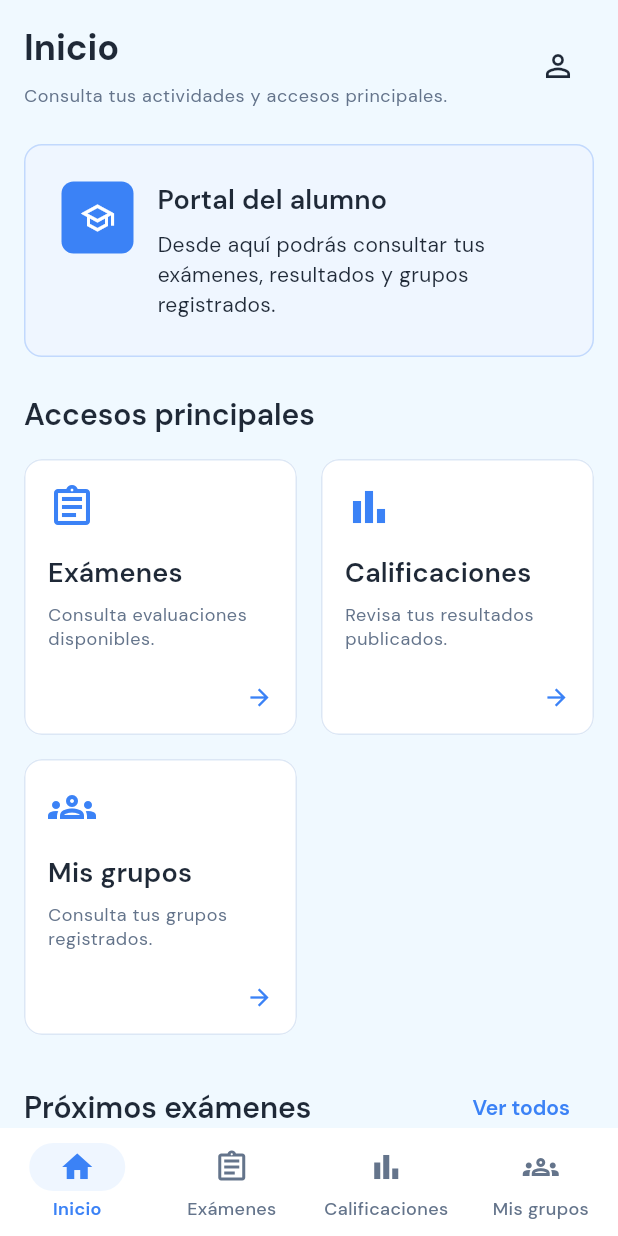
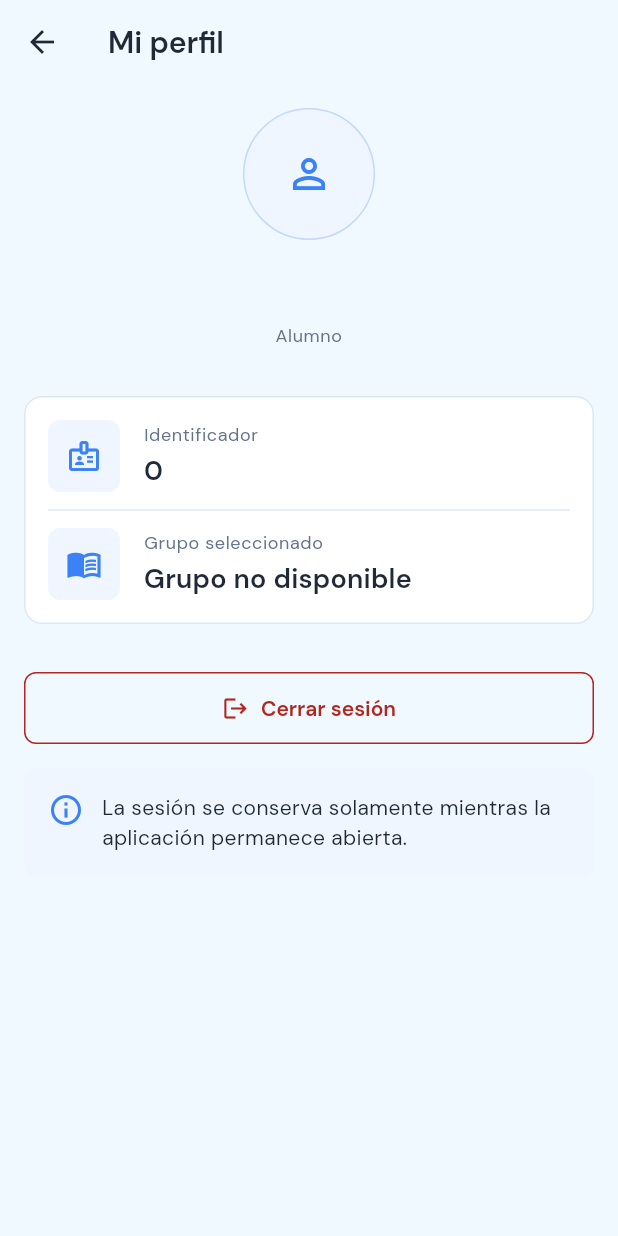
Before and after one commit to Megan-400/aplicador-evaluador-mobile, a Flutter app: the StudentAppShell screen opened directly with empty values, after a tap on the "person outline" icon, on a phone screen of 412 x 824 dp. Run offline on Flutter 3.47's test engine with Material 3 defaults, Android fonts, the phone set to English and light mode, and no system bars.

Commit message:
feat(HU-MOV-009): administrar sesión local del alumno

```diff
--- a/lib/presentation/screens/student/home/student_home_screen.dart
+++ b/lib/presentation/screens/student/home/student_home_screen.dart
@@ -5,17 +5,22 @@ import '../../../../core/theme/app_radii.dart';
 import '../../../../core/theme/app_spacing.dart';
 
 /// Pantalla inicial del portal móvil del alumno.
+/// Pantalla inicial del portal móvil del alumno.
 class StudentHomeScreen extends StatelessWidget {
   const StudentHomeScreen({
     required this.onOpenExams,
     required this.onOpenGrades,
     required this.onOpenGroups,
+    required this.onOpenProfile,
+    required this.studentName,
     super.key,
   });
 
   final VoidCallback onOpenExams;
   final VoidCallback onOpenGrades;
   final VoidCallback onOpenGroups;
+  final VoidCallback onOpenProfile;
+  final String studentName;
 
   @override
   Widget build(BuildContext context) {
@@ -27,7 +32,11 @@ class StudentHomeScreen extends StatelessWidget {
         key: const PageStorageKey<String>('student-home'),
         padding: const EdgeInsets.all(AppSpacing.mobileHorizontal),
         children: [
-          _HomeHeader(theme: theme),
+          _HomeHeader(
+            theme: theme,
+            studentName: studentName,
+            onOpenProfile: onOpenProfile,
+          ),
           const SizedBox(height: AppSpacing.lg),
           _WelcomeCard(colors: colors),
           const SizedBox(height: AppSpacing.lg),
@@ -54,9 +63,15 @@ class StudentHomeScreen extends StatelessWidget {
 }
 
 class _HomeHeader extends StatelessWidget {
-  const _HomeHeader({required this.theme});
+  const _HomeHeader({
+    required this.theme,
+    required this.studentName,
+    required this.onOpenProfile,
+  });
 
   final ThemeData theme;
+  final String studentName;
+  final VoidCallback onOpenProfile;
 
   @override
   Widget build(BuildContext context) {
@@ -66,7 +81,7 @@ class _HomeHeader extends StatelessWidget {
           child: Column(
             crossAxisAlignment: CrossAxisAlignment.start,
             children: [
-              Text('Inicio', style: theme.textTheme.headlineSmall),
+              Text('Hola, $studentName', style: theme.textTheme.headlineSmall),
               const SizedBox(height: AppSpacing.xs),
               Text(
                 'Consulta tus actividades y accesos principales.',
@@ -79,7 +94,7 @@ class _HomeHeader extends StatelessWidget {
           label: 'Perfil del alumno',
           button: true,
           child: IconButton(
-            onPressed: () {},
+            onPressed: onOpenProfile,
             tooltip: 'Perfil',
             icon: const Icon(Icons.person_outline),
           ),
--- /dev/null
+++ b/lib/presentation/screens/student/profile/student_profile_screen.dart
@@ -0,0 +1,199 @@
+import 'package:flutter/material.dart';
+
+import '../../../../core/theme/app_dimensions.dart';
+import '../../../../core/theme/app_radii.dart';
+import '../../../../core/theme/app_spacing.dart';
+import '../../../../domain/entities/student_dashboard.dart';
+import '../../../../domain/entities/student_group_summary.dart';
+
+/// Muestra la información de la sesión local del alumno.
+class StudentProfileScreen extends StatelessWidget {
+  const StudentProfileScreen({
+    required this.dashboard,
+    required this.onSignOut,
+    super.key,
+  });
+
+  final StudentDashboard dashboard;
+  final VoidCallback onSignOut;
+
+  @override
+  Widget build(BuildContext context) {
+    final theme = Theme.of(context);
+    final colors = theme.colorScheme;
+
+    StudentGroupSummary? selectedGroup;
+
+    for (final group in dashboard.groups) {
+      if (group.id == dashboard.student.selectedGroupId.toString()) {
+        selectedGroup = group;
+        break;
+      }
+    }
+
+    return Scaffold(
+      appBar: AppBar(
+        leading: IconButton(
+          key: const Key('student-profile-back-button'),
+          onPressed: () {
+            Navigator.of(context).pop();
+          },
+          tooltip: 'Atrás',
+          icon: const Icon(Icons.arrow_back),
+        ),
+        title: const Text('Mi perfil'),
+      ),
+      body: SafeArea(
+        child: ListView(
+          padding: const EdgeInsets.all(AppSpacing.mobileHorizontal),
+          children: [
+            Center(
+              child: Container(
+                width: 88,
+                height: 88,
+                alignment: Alignment.center,
+                decoration: BoxDecoration(
+                  color: colors.primaryContainer,
+                  shape: BoxShape.circle,
+                  border: Border.all(
+                    color: colors.primary.withValues(alpha: 0.25),
+                  ),
+                ),
+                child: Icon(
+                  Icons.person_outline,
+                  size: AppDimensions.iconLarge,
+                  color: colors.primary,
+                ),
+              ),
+            ),
+            const SizedBox(height: AppSpacing.md),
+            Text(
+              dashboard.student.name,
+              style: theme.textTheme.headlineSmall,
+              textAlign: TextAlign.center,
+            ),
+            const SizedBox(height: AppSpacing.xs),
+            Text(
+              'Alumno',
+              style: theme.textTheme.bodySmall,
+              textAlign: TextAlign.center,
+            ),
+            const SizedBox(height: AppSpacing.xl),
+            Card(
+              child: Padding(
+                padding: const EdgeInsets.all(AppSpacing.md),
+                child: Column(
+                  children: [
+                    _ProfileInformationRow(
+                      icon: Icons.badge_outlined,
+                      label: 'Identificador',
+                      value: dashboard.student.id.toString(),
+                    ),
+                    const Divider(height: AppSpacing.lg),
+                    _ProfileInformationRow(
+                      icon: Icons.menu_book_outlined,
+                      label: 'Grupo seleccionado',
+                      value: selectedGroup?.subject ?? 'Grupo no disponible',
+                    ),
+                    if (selectedGroup != null) ...[
+                      const Divider(height: AppSpacing.lg),
+                      _ProfileInformationRow(
+                        icon: Icons.tag,
+                        label: 'Folio',
+                        value: selectedGroup.folioCode,
+                      ),
+                      if (selectedGroup.teacherName != null) ...[
+                        const Divider(height: AppSpacing.lg),
+                        _ProfileInformationRow(
+                          icon: Icons.person_outline,
+                          label: 'Docente',
+                          value: selectedGroup.teacherName!,
+                        ),
+                      ],
+                    ],
+                  ],
+                ),
+              ),
+            ),
+            const SizedBox(height: AppSpacing.xl),
+            OutlinedButton.icon(
+              key: const Key('student-sign-out-button'),
+              onPressed: onSignOut,
+              icon: const Icon(Icons.logout),
+              label: const Text('Cerrar sesión'),
+              style: OutlinedButton.styleFrom(
+                foregroundColor: colors.error,
+                side: BorderSide(color: colors.error),
+              ),
+            ),
+            const SizedBox(height: AppSpacing.md),
+            Container(
+              padding: const EdgeInsets.all(AppSpacing.md),
+              decoration: BoxDecoration(
+                color: colors.primaryContainer,
+                borderRadius: BorderRadius.circular(AppRadii.control),
+              ),
+              child: Row(
+                crossAxisAlignment: CrossAxisAlignment.start,
+                children: [
+                  Icon(Icons.info_outline, color: colors.primary),
+                  const SizedBox(width: AppSpacing.sm),
+                  Expanded(
+                    child: Text(
+                      'La sesión se conserva solamente mientras '
+                      'la aplicación permanece abierta.',
+                      style: theme.textTheme.bodyMedium,
+                    ),
+                  ),
+                ],
+              ),
+            ),
+          ],
+        ),
+      ),
+    );
+  }
+}
+
+class _ProfileInformationRow extends StatelessWidget {
+  const _ProfileInformationRow({
+    required this.icon,
+    required this.label,
+    required this.value,
+  });
+
+  final IconData icon;
+  final String label;
+  final String value;
+
+  @override
+  Widget build(BuildContext context) {
+    final theme = Theme.of(context);
+    final colors = theme.colorScheme;
+
+    return Row(
+      children: [
+        Container(
+          width: AppDimensions.minimumTouchTarget,
+          height: AppDimensions.minimumTouchTarget,
+          decoration: BoxDecoration(
+            color: colors.primaryContainer,
+            borderRadius: BorderRadius.circular(AppRadii.control),
+          ),
+          child: Icon(icon, color: colors.primary),
+        ),
+        const SizedBox(width: AppSpacing.md),
+        Expanded(
+          child: Column(
+            crossAxisAlignment: CrossAxisAlignment.start,
+            children: [
+              Text(label, style: theme.textTheme.bodySmall),
+              const SizedBox(height: AppSpacing.xxs),
+              Text(value, style: theme.textTheme.titleMedium),
+            ],
+          ),
+        ),
+      ],
+    );
+  }
+}
```
Also changed, not shown: lib/main.dart (+16 -1 lines), lib/presentation/navigation/student_app_shell.dart (+62 -1 lines), lib/presentation/screens/student/access/student_access_screen.dart (+4 -9 lines), 3 other files.
